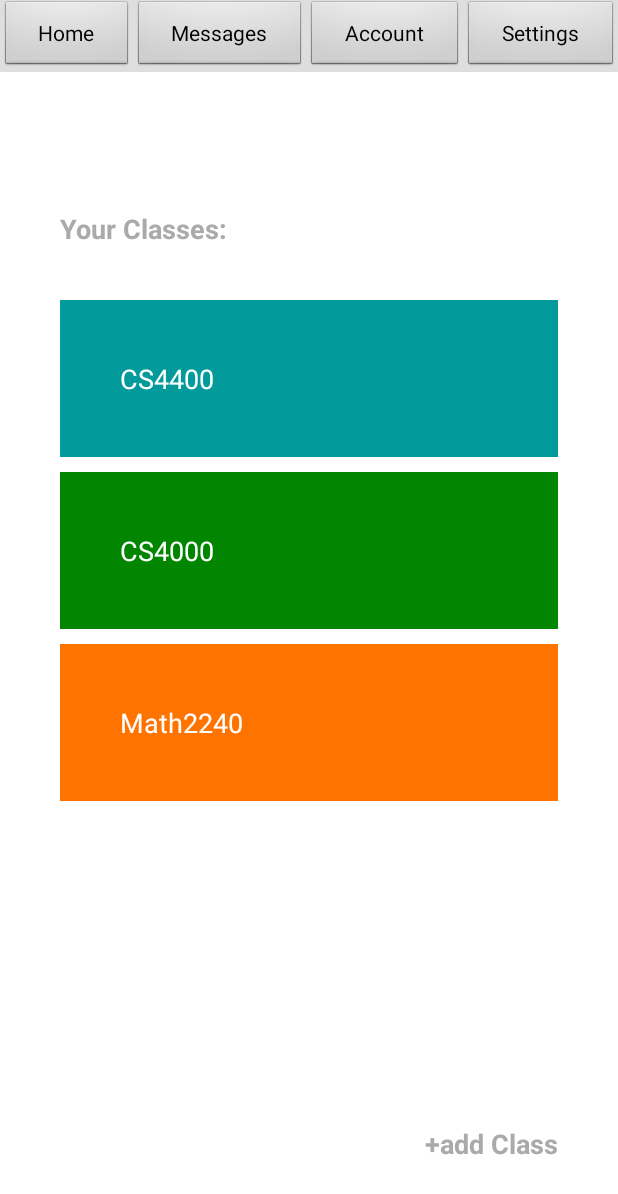
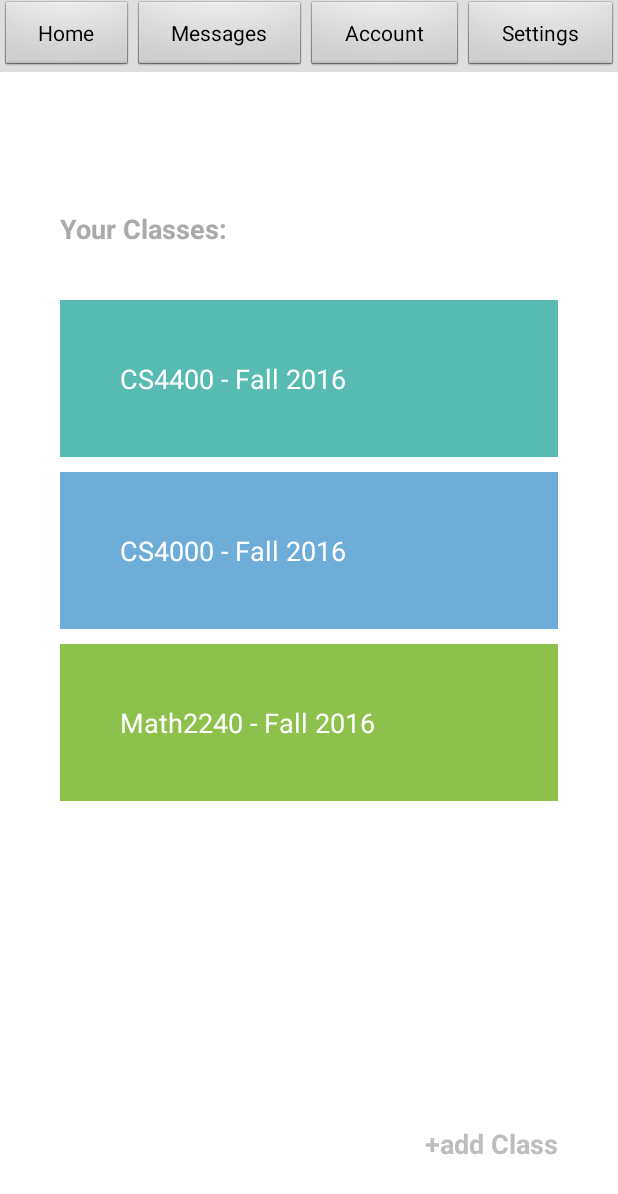
Before and after one commit to aymomeni/Tuber-Project, an Android app: the MenuActivity screen opened directly, with no data from a screen before it, on a phone screen of 412 x 824 dp. Shown: the top 1194 px of the screen. Run offline under Robolectric (Android 15) with nearby library versions, the phone set to English and light mode, and no system bars.

Commit message:
Cosmetic changes in menu

```diff
--- a/Android/Tuber/app/src/main/res/layout/activity_menu.xml
+++ b/Android/Tuber/app/src/main/res/layout/activity_menu.xml
@@ -68,7 +68,6 @@
         android:layout_alignParentLeft="true"
         android:layout_alignParentStart="true"
         android:layout_marginTop="200dp"
-        android:layout_marginBottom="100dp"
         android:paddingLeft="40dp"
         android:paddingRight="40dp">
 
@@ -80,37 +79,37 @@
             >
 
             <TextView
-                android:text="CS4400"
+                android:text="CS4400 - Fall 2016"
+                android:textSize="18sp"
                 android:textColor="@color/colorPrimary_White"
-                android:textSize="18sp"
                 android:layout_width="match_parent"
                 android:layout_height="wrap_content"
                 android:id="@+id/acadClass1"
                 android:padding="40dp"
-                android:background="@color/colorAccent_Blue"
+                android:background="@color/colorAccent_BlueGreen"
                 android:clickable="true"/>
 
             <TextView
-                android:text="CS4000"
+                android:text="CS4000 - Fall 2016"
+                android:textSize="18sp"
                 android:textColor="@color/colorPrimary_White"
-                android:textSize="18sp"
                 android:layout_width="match_parent"
                 android:layout_height="wrap_content"
                 android:id="@+id/acadClass2"
                 android:padding="40dp"
                 android:layout_marginTop="10dp"
-                android:background="@color/colorAccent_Green"
+                android:background="@color/colorAccent_Blue"
                 android:clickable="true"/>
 
             <TextView
-                android:text="Math2240"
+                android:text="Math2240 - Fall 2016"
+                android:textSize="18sp"
                 android:textColor="@color/colorPrimary_White"
-                android:textSize="18sp"
                 android:layout_width="match_parent"
                 android:layout_height="wrap_content"
                 android:id="@+id/acadClass3"
                 android:layout_marginTop="10dp"
-                android:background="@color/colorAccent_Orange"
+                android:background="@color/colorAccent_Green"
                 android:padding="40dp"
                 android:clickable="true"/>
 
@@ -138,12 +137,12 @@
         android:id="@+id/classAddText"
         android:textSize="18sp"
         android:textStyle="normal|bold"
-        android:textColor="@android:color/darker_gray"
         android:layout_marginBottom="49dp"
         android:layout_alignParentBottom="true"
         android:layout_alignParentRight="true"
         android:layout_alignParentEnd="true"
-        android:paddingRight="40dp"/>
+        android:paddingRight="40dp"
+        android:clickable="true"/>/>
 
     <LinearLayout
         android:orientation="horizontal"
--- a/Android/Tuber/app/src/main/res/values/colors.xml
+++ b/Android/Tuber/app/src/main/res/values/colors.xml
@@ -3,7 +3,8 @@
     <color name="colorPrimary_Grey">#dedede</color>
     <color name="colorPrimary_White">#ffffff</color>
     <color name="colorAccent_Orange">#ff7400</color>
-    <color name="colorAccent_Blue">#029a9a</color>
-    <color name="colorAccent_Green">#028602</color>
+    <color name="colorAccent_Blue">#6dadd8</color>
+    <color name="colorAccent_Green">#8cc24b</color>
     <color name="colorAccent_Red">#ff7474</color>
+    <color name="colorAccent_BlueGreen">#57bbb1</color>
 </resources>
```
